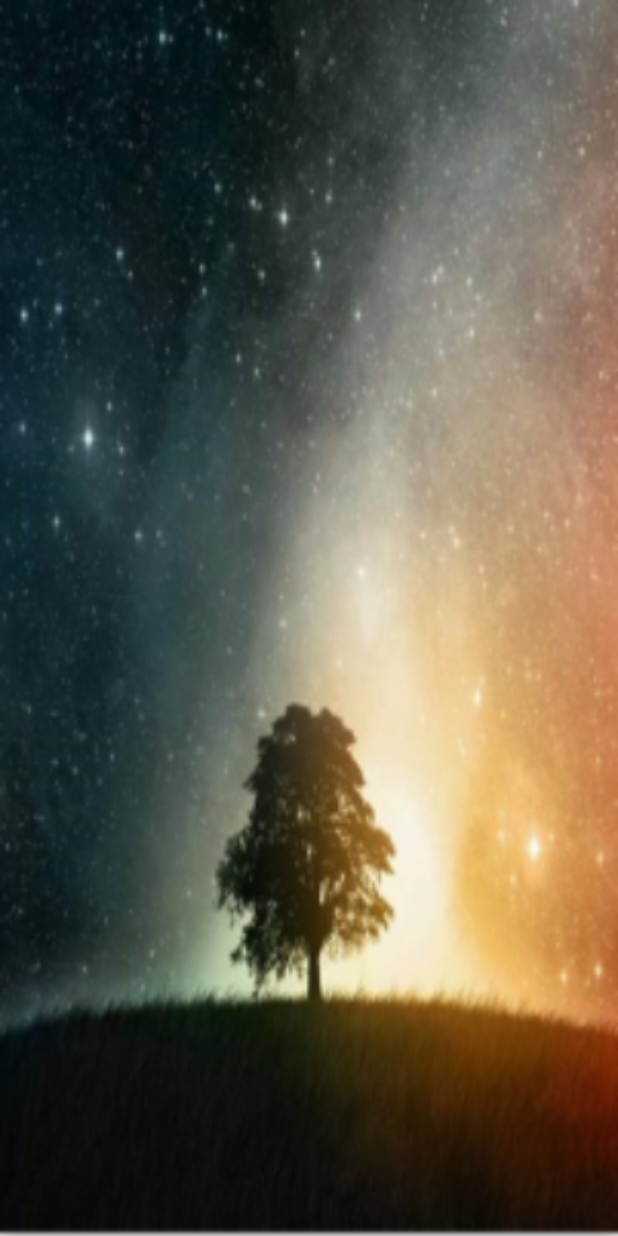
After one commit to zmin666/Birthday, an Android app: the layout activity_splash.xml on its own in the app's theme, with its tools: preview values and no code run, on a phone screen of 412 x 824 dp. The commit adds this screen. Run offline under Robolectric (Android 15) with nearby library versions, the phone set to English and light mode, and no system bars.

Commit message:
增加首页引导

```diff
--- a/app/src/main/AndroidManifest.xml
+++ b/app/src/main/AndroidManifest.xml
@@ -19,7 +19,8 @@
         android:roundIcon="@mipmap/ic_launcher_round"
         android:supportsRtl="true"
         android:theme="@style/AppTheme">
-        <activity android:name=".mvp.ui.activity.MainActivity">
+
+        <activity android:name=".mvp.ui.activity.SplashActivity">
 
             <intent-filter>
                 <action android:name="android.intent.action.MAIN"/>
@@ -28,6 +29,7 @@
             </intent-filter>
         </activity>
 
+        <activity android:name=".mvp.ui.activity.MainActivity"/>
 
         <!--将设计图的宽高配置后,配合AutoLauout控件使用,在设计图尺寸以外的其它尺寸手机上,也能达到和设计图一样的显示效果-->
         <meta-data
--- /dev/null
+++ b/app/src/main/res/layout/activity_splash.xml
@@ -0,0 +1,15 @@
+<?xml version="1.0" encoding="utf-8"?>
+<RelativeLayout xmlns:android="http://schemas.android.com/apk/res/android"
+                android:layout_width="match_parent"
+                android:layout_height="match_parent"
+                >
+
+    <ImageView
+        android:id="@+id/iv"
+        android:layout_width="match_parent"
+        android:layout_height="match_parent"
+        android:scaleType="fitXY"
+        android:src="@drawable/splash"
+        />
+
+</RelativeLayout>
--- /dev/null
+++ b/app/src/main/res/values-v19/styles.xml
@@ -0,0 +1,8 @@
+<resources>
+
+    <!-- Base application theme. -->
+    <style name="AppTheme" parent="BaseAppTheme">
+        <item name="android:windowTranslucentStatus">true</item>
+    </style>
+
+</resources>
--- /dev/null
+++ b/app/src/main/res/values-v21/styles.xml
@@ -0,0 +1,5 @@
+<resources>
+
+    <style name="AppTheme" parent="@style/BaseAppTheme">
+    </style>
+</resources>
--- a/app/src/main/res/values/styles.xml
+++ b/app/src/main/res/values/styles.xml
@@ -1,11 +1,21 @@
 <resources>
 
     <!-- Base application theme. -->
-    <style name="AppTheme" parent="Theme.AppCompat.Light.DarkActionBar">
+    <style name="BaseAppTheme" parent="Theme.AppCompat.Light.DarkActionBar">
         <!-- Customize your theme here. -->
         <item name="colorPrimary">@color/colorPrimary</item>
         <item name="colorPrimaryDark">@color/colorPrimaryDark</item>
         <item name="colorAccent">@color/colorAccent</item>
+
+        <!-- 去掉actionbar-->
+        <item name="windowActionBar">false</item>
+        <item name="windowNoTitle">true</item>
     </style>
 
+    <!-- Base application theme. -->
+    <style name="AppTheme" parent="BaseAppTheme">
+
+    </style>
+
+
 </resources>
```
Also changed, not shown: app/src/main/java/com/zmin/birthday/di/component/SplashComponent.java (added, +19 -0 lines), app/src/main/java/com/zmin/birthday/di/module/SplashModule.java (added, +37 -0 lines), app/src/main/java/com/zmin/birthday/mvp/contract/SplashContract.java (added, +15 -0 lines), app/src/main/java/com/zmin/birthday/mvp/presenter/SplashPresenter.java (added, +82 -0 lines), app/src/main/java/com/zmin/birthday/mvp/ui/activity/MainActivity.java (+8 -0 lines), app/src/main/java/com/zmin/birthday/mvp/ui/activity/SplashActivity.java (added, +73 -0 lines), app/src/main/res/drawable/splash.png (added).
